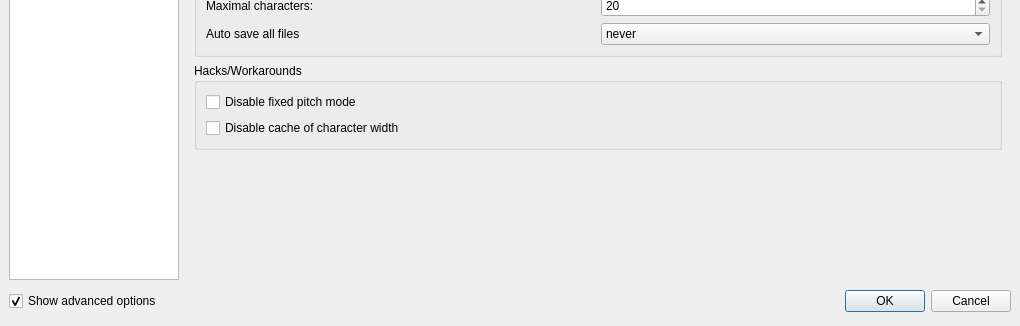
First picture: the form in configdialog.ui, repository svn2github/texstudio-trunk, before the edit; both pictures show x 0 to 1020 and y 348 to 674 of the 1020 by 674 pixel window.
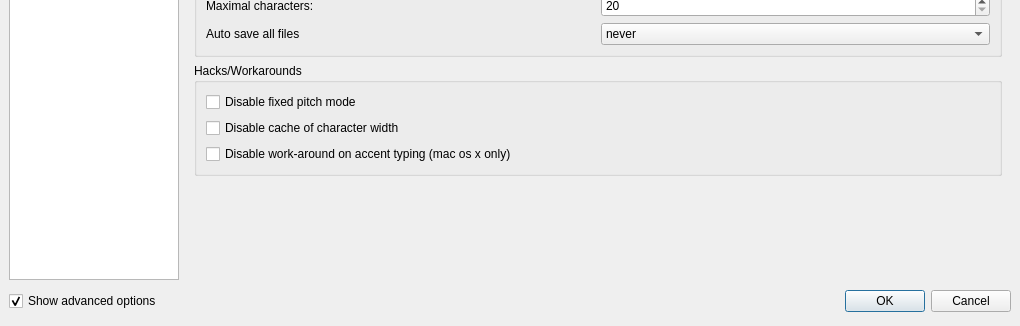
Second picture: the form after the edit. Icons and pictures are not drawn.

Commit message: hack added to disable accent typing work-around on mac

```diff
--- a/configdialog.ui
+++ b/configdialog.ui
@@ -1454,6 +1454,13 @@
             </property>
            </widget>
           </item>
+          <item>
+           <widget class="QCheckBox" name="checkBoxHackDisableAccentWorkaround">
+            <property name="text">
+             <string>Disable work-around on accent typing (mac os x only)</string>
+            </property>
+           </widget>
+          </item>
          </layout>
         </widget>
        </item>
```
Left out of the diff: 10 changed lines with no effect on the pictures. The commit also changes 5 other files.
